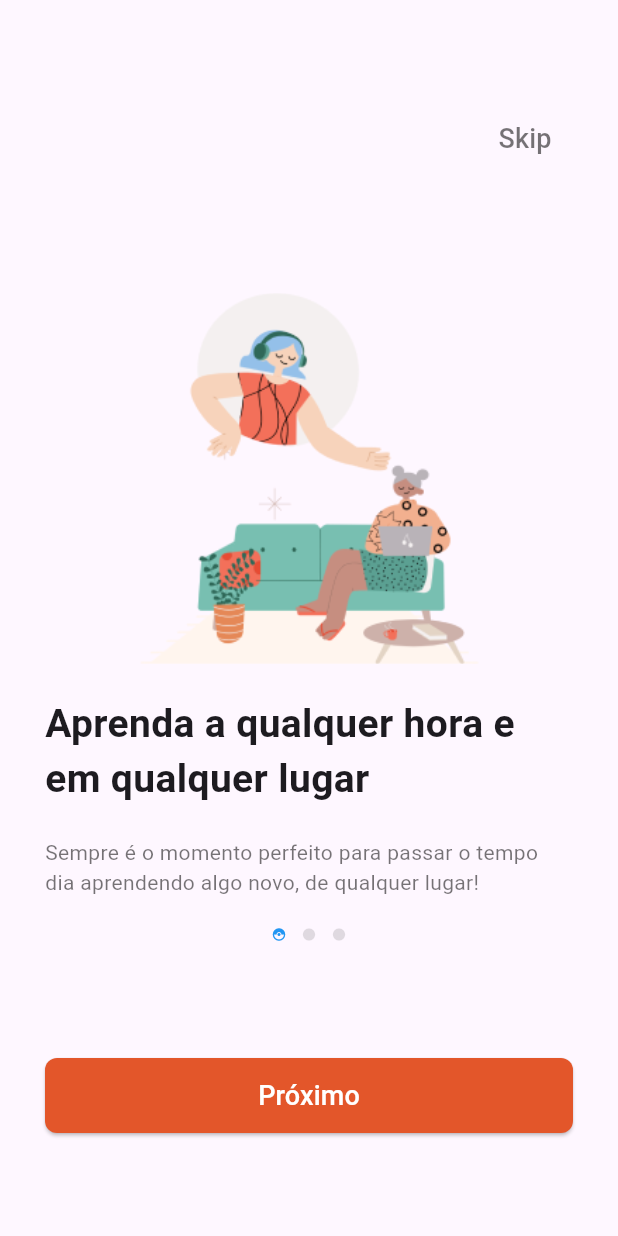
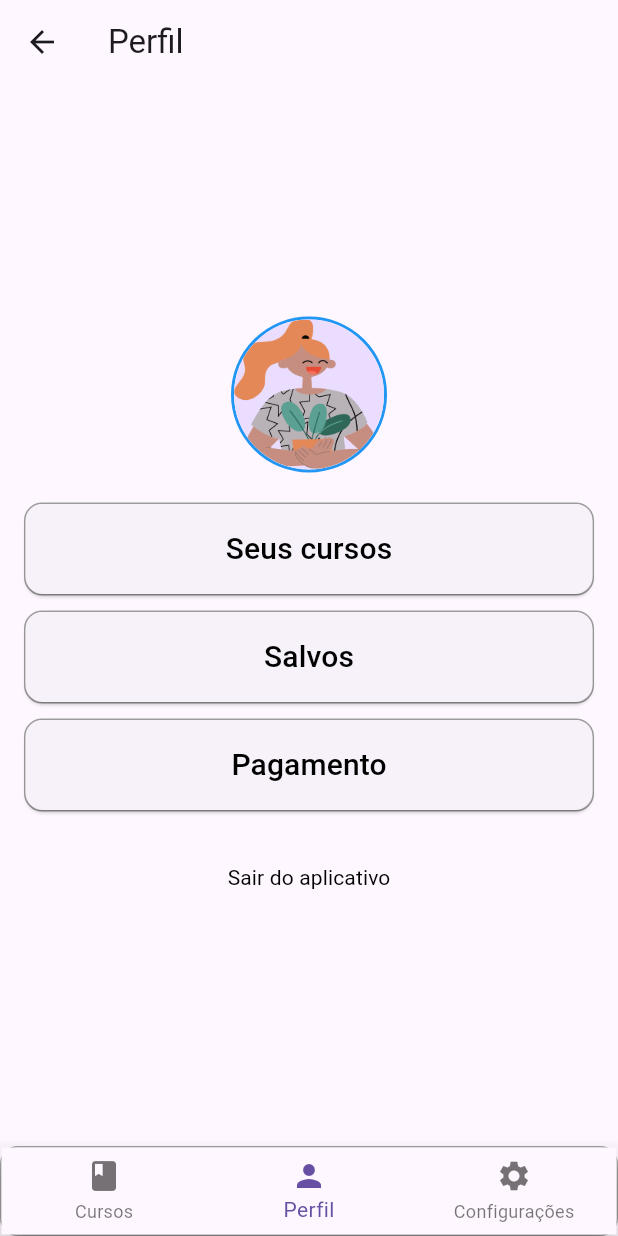
Before and after one commit to vctrsoares/Projeto_titan, a Flutter app: the screen it shows after launch, on a phone screen of 412 x 824 dp. Run offline on Flutter 3.47's test engine with Material 3 defaults, Android fonts, the phone set to English and light mode, and no system bars.

Commit message:
Add Profile screen

```diff
--- a/projeto_final_TITAN/lib/main.dart
+++ b/projeto_final_TITAN/lib/main.dart
@@ -1,4 +1,5 @@
 import 'package:flutter/material.dart';
+import 'package:projeto_final_titan/screens/profile_screen.dart';
 import 'package:projeto_final_titan/screens/signup_screen.dart';
 import 'package:projeto_final_titan/screens/welcome_screen.dart';
 import 'screens/login_screen.dart';
@@ -15,7 +16,7 @@ class MyApp extends StatelessWidget {
     return MaterialApp(
       title: 'Login Page',
       theme: ThemeData(),
-      home: const WelcomePage(),
+      home: const ProfilePage(),
     );
   }
 }
--- /dev/null
+++ b/projeto_final_TITAN/lib/screens/profile_screen.dart
@@ -0,0 +1,82 @@
+import 'package:flutter/material.dart';
+import '../widgets/bottom_navigation_bar.dart';
+import '../widgets/bordered_elevated_button.dart'; // Importe o widget personalizado
+
+class ProfilePage extends StatelessWidget {
+  const ProfilePage({Key? key}) : super(key: key);
+
+  @override
+  Widget build(BuildContext context) {
+    return Scaffold(
+      appBar: AppBar(
+        title: const Text('Perfil'),
+        leading: IconButton(
+          icon: const Icon(Icons.arrow_back),
+          onPressed: () {
+            Navigator.of(context).pop();
+          },
+        ),
+      ),
+      body: Center(
+        child: Padding(
+          padding: const EdgeInsets.all(16.0),
+          child: Column(
+            mainAxisAlignment: MainAxisAlignment.center,
+            children: <Widget>[
+              Container(
+                decoration: BoxDecoration(
+                  shape: BoxShape.circle,
+                  border: Border.all(
+                    color: Colors.blue,
+                    width: 2.0,
+                  ),
+                ),
+                child: CircleAvatar(
+                  radius: 50,
+                  backgroundImage: AssetImage('assets/images/image_profile.png'),
+                ),
+              ),
+              const SizedBox(height: 20),
+              BorderedElevatedButton(
+                onPressed: () {
+                  // Navegar para a página de cursos
+                },
+                text: 'Seus cursos',
+              ),
+              const SizedBox(height: 10),
+              BorderedElevatedButton(
+                onPressed: () {
+                  // Navegar para a página de salvos
+                },
+                text: 'Salvos',
+              ),
+              const SizedBox(height: 10),
+              BorderedElevatedButton(
+                onPressed: () {
+                  // Navegar para a página de pagamento
+                },
+                text: 'Pagamento',
+              ),
+              const SizedBox(height: 20),
+              TextButton(
+                onPressed: () {
+                  // Sair do aplicativo
+                },
+                child: const Text(
+                  'Sair do aplicativo',
+                  style: TextStyle(fontWeight: FontWeight.normal, color: Colors.black),
+                ),
+              ),
+            ],
+          ),
+        ),
+      ),
+      bottomNavigationBar: CustomBottomNavigationBar(
+        currentIndex: 1,
+        onTap: (index) {
+          // Implementar navegação com base no índice selecionado
+        },
+      ),
+    );
+  }
+}
--- /dev/null
+++ b/projeto_final_TITAN/lib/widgets/bordered_elevated_button.dart
@@ -0,0 +1,35 @@
+import 'package:flutter/material.dart';
+
+class BorderedElevatedButton extends StatelessWidget {
+  final VoidCallback onPressed;
+  final String text;
+
+  const BorderedElevatedButton({
+    Key? key,
+    required this.onPressed,
+    required this.text,
+  }) : super(key: key);
+
+  @override
+  Widget build(BuildContext context) {
+    return Container(
+      decoration: BoxDecoration(
+        borderRadius: BorderRadius.circular(12),
+        border: Border.all(
+          color: Colors.grey,
+          width: 1.0,
+        ),
+      ),
+      child: ElevatedButton(
+        onPressed: onPressed,
+        style: ElevatedButton.styleFrom(
+          minimumSize: const Size(double.infinity, 60),
+          shape: RoundedRectangleBorder(
+            borderRadius: BorderRadius.circular(12),
+          ),
+        ),
+        child: Text(text, style: const TextStyle(fontSize: 20, color: Colors.black)),
+      ),
+    );
+  }
+}
--- /dev/null
+++ b/projeto_final_TITAN/lib/widgets/bottom_navigation_bar.dart
@@ -0,0 +1,40 @@
+import 'package:flutter/material.dart';
+
+class CustomBottomNavigationBar extends StatelessWidget {
+  final int currentIndex;
+  final ValueChanged<int> onTap;
+
+  const CustomBottomNavigationBar({
+    Key? key,
+    required this.currentIndex,
+    required this.onTap,
+  }) : super(key: key);
+
+  @override
+  Widget build(BuildContext context) {
+    return Container(
+      decoration: BoxDecoration(
+        border: Border.all(color: Colors.grey),
+        borderRadius: BorderRadius.circular(12)
+      ),
+      child: BottomNavigationBar(
+        items: const [
+          BottomNavigationBarItem(
+            icon: Icon(Icons.book),
+            label: 'Cursos',
+          ),
+          BottomNavigationBarItem(
+            icon: Icon(Icons.person),
+            label: 'Perfil',
+          ),
+          BottomNavigationBarItem(
+            icon: Icon(Icons.settings),
+            label: 'Configurações',
+          ),
+        ],
+        currentIndex: currentIndex,
+        onTap: onTap,
+      ),
+    );
+  }
+}
--- a/projeto_final_TITAN/pubspec.yaml
+++ b/projeto_final_TITAN/pubspec.yaml
@@ -68,6 +68,7 @@ flutter:
     - assets/images/image_welcome_1.png
     - assets/images/image_welcome_2.png
     - assets/images/image_welcome_3.png
+    - assets/images/image_profile.png
   # An image asset can refer to one or more resolution-specific "variants", see
   # https://flutter.dev/assets-and-images/#resolution-aware
 
```
Also changed, not shown: projeto_final_TITAN/assets/images/image_profile.png (added).
